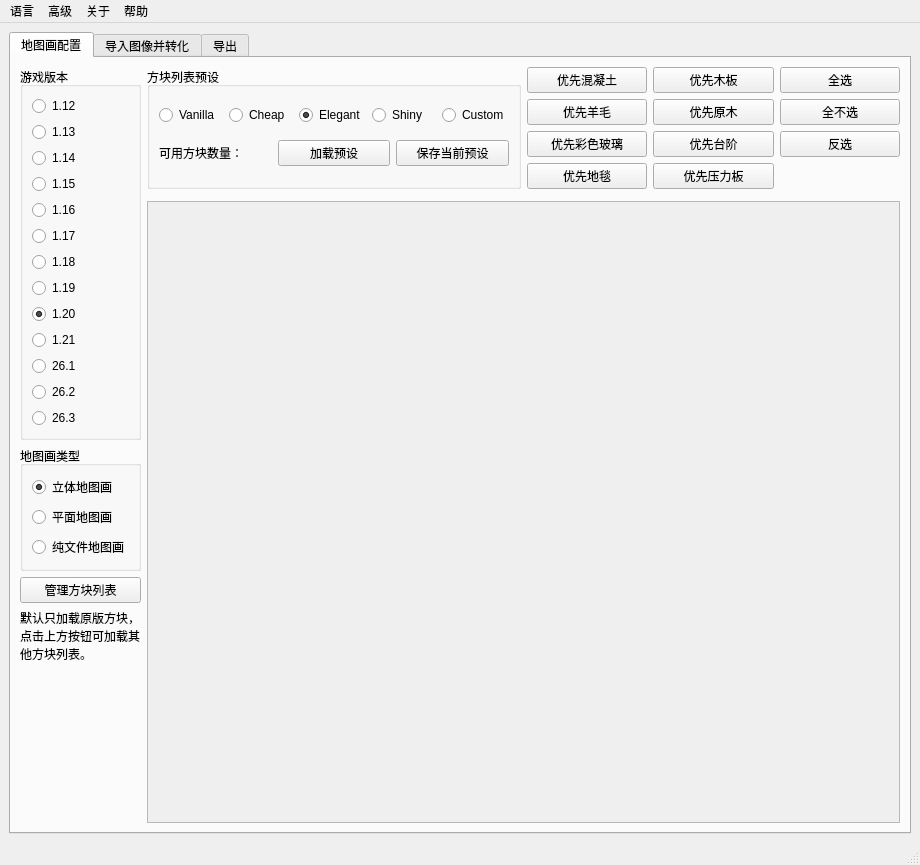
Before: the Qt Designer form SlopeCraft/SCWind.ui in SlopeCraft/SlopeCraft, drawn with Qt 5.
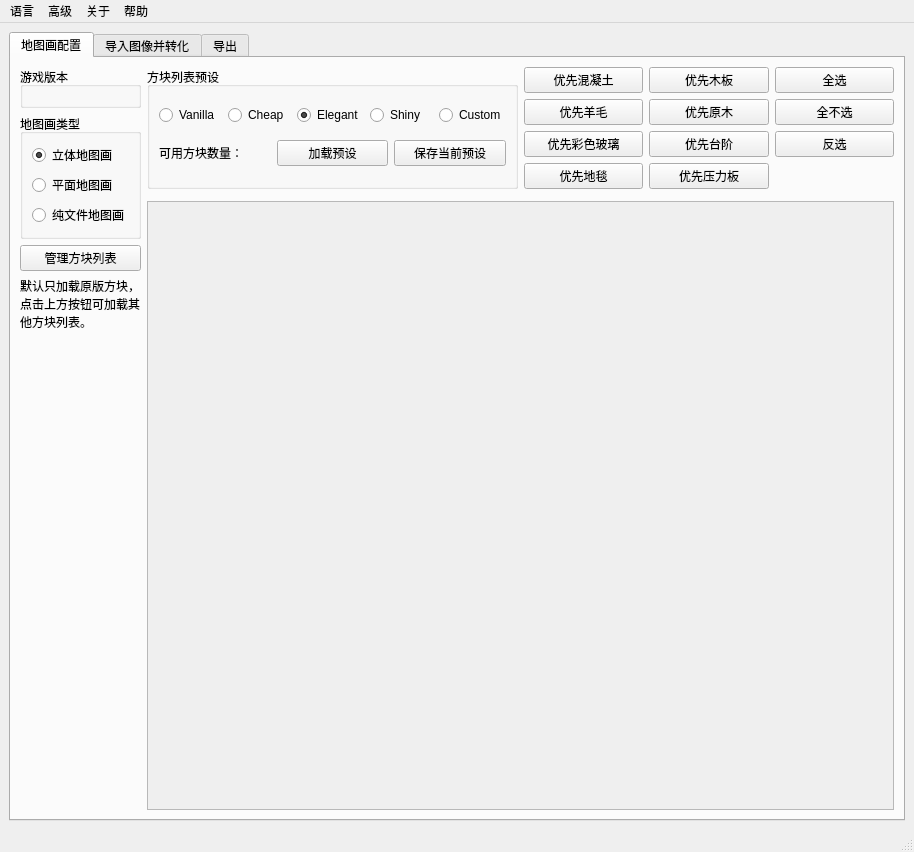
After: the same form once the commit is applied. Custom widgets are drawn as their Qt base class.

Commit message: [SC] Remove hard-coded version buttons; fix connecting null button

```diff
--- a/SlopeCraft/SCWind.ui
+++ b/SlopeCraft/SCWind.ui
@@ -6,8 +6,8 @@
    <rect>
     <x>0</x>
     <y>0</y>
-    <width>920</width>
-    <height>865</height>
+    <width>914</width>
+    <height>852</height>
    </rect>
   </property>
   <property name="windowTitle">
@@ -119,108 +119,7 @@
             <property name="title">
              <string>游戏版本</string>
             </property>
-            <layout class="QGridLayout" name="gridLayout_3">
-             <item row="0" column="0">
-              <widget class="QRadioButton" name="rb_ver12">
-               <property name="text">
-                <string notr="true">1.12</string>
-               </property>
-              </widget>
-             </item>
-             <item row="5" column="0">
-              <widget class="QRadioButton" name="rb_ver16">
-               <property name="text">
-                <string notr="true">1.16</string>
-               </property>
-              </widget>
-             </item>
-             <item row="4" column="0">
-              <widget class="QRadioButton" name="rb_ver15">
-               <property name="text">
-                <string notr="true">1.15</string>
-               </property>
-              </widget>
-             </item>
-             <item row="2" column="0">
-              <widget class="QRadioButton" name="rb_ver13">
-               <property name="text">
-                <string notr="true">1.13</string>
-               </property>
-              </widget>
-             </item>
-             <item row="7" column="0">
-              <widget class="QRadioButton" name="rb_ver18">
-               <property name="text">
-                <string notr="true">1.18</string>
-               </property>
-              </widget>
-             </item>
-             <item row="8" column="0">
-              <widget class="QRadioButton" name="rb_ver19">
-               <property name="text">
-                <string notr="true">1.19</string>
-               </property>
-               <property name="checked">
-                <bool>false</bool>
-               </property>
-              </widget>
-             </item>
-             <item row="11" column="0">
-              <widget class="QRadioButton" name="rb_ver26_1">
-               <property name="text">
-                <string notr="true">26.1</string>
-               </property>
-              </widget>
-             </item>
-             <item row="10" column="0">
-              <widget class="QRadioButton" name="rb_ver21">
-               <property name="text">
-                <string notr="true">1.21</string>
-               </property>
-              </widget>
-             </item>
-             <item row="12" column="0">
-              <widget class="QRadioButton" name="rb_ver26_2">
-               <property name="text">
-                <string notr="true">26.2</string>
-               </property>
-              </widget>
-             </item>
-             <item row="6" column="0">
-              <widget class="QRadioButton" name="rb_ver17">
-               <property name="text">
-                <string notr="true">1.17</string>
-               </property>
-              </widget>
-             </item>
-             <item row="3" column="0">
-              <widget class="QRadioButton" name="rb_ver14">
-               <property name="text">
-                <string notr="true">1.14</string>
-               </property>
-              </widget>
-             </item>
-             <item row="9" column="0">
-              <widget class="QRadioButton" name="rb_ver20">
-               <property name="enabled">
-                <bool>true</bool>
-               </property>
-               <property name="text">
-                <string notr="true">1.20</string>
-               </property>
-               <property name="checked">
-                <bool>true</bool>
-               </property>
-              </widget>
-             </item>
-             <item row="13" column="0">
-              <widget class="QRadioButton" name="rb_ver26_3">
-               <property name="text">
-                <string notr="true">26.3</string>
-               </property>
-              </widget>
-             </item>
-            </layout>
+            <layout class="QGridLayout" name="gl_version_buttons"/>
            </widget>
           </item>
           <item>
@@ -391,8 +290,8 @@
             <rect>
              <x>0</x>
              <y>0</y>
-             <width>740</width>
-             <height>613</height>
+             <width>734</width>
+             <height>600</height>
             </rect>
            </property>
            <layout class="QVBoxLayout" name="vlayout_sa_blocklist"/>
@@ -1686,7 +1585,7 @@
     <rect>
      <x>0</x>
      <y>0</y>
-     <width>920</width>
+     <width>914</width>
      <height>33</height>
     </rect>
    </property>
```
Left out of the diff: 2 changed lines with no effect on the pictures. The commit also changes 3 other files.
